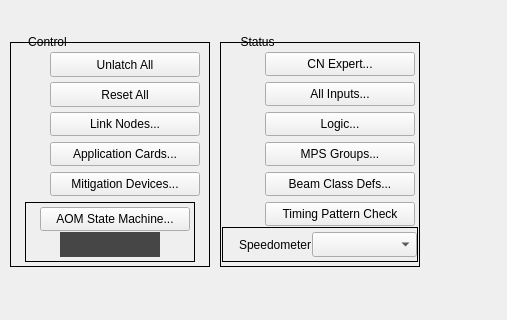
ad-build-test/pydm-mps, file global_main.ui: the form before one commit; both pictures show x 0 to 507 and y 168 to 488 of the 1068 by 488 pixel window.
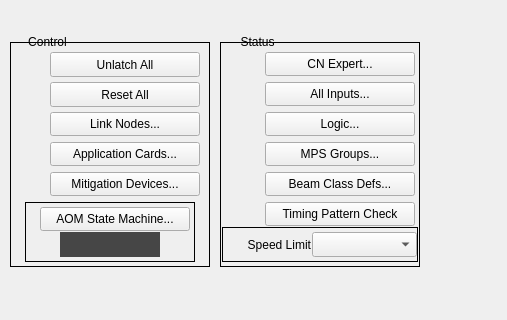
The form after the commit. Custom widgets are drawn as their Qt base class.

Commit message: change speedometer text to speed limit

The edit to the form file:
```diff
--- a/global_main.ui
+++ b/global_main.ui
@@ -874,7 +874,7 @@
       </rect>
      </property>
      <property name="text">
-      <string>Speedometer</string>
+      <string>Speed Limit</string>
      </property>
      <property name="alignment">
       <set>Qt::AlignRight|Qt::AlignTrailing|Qt::AlignVCenter</set>
```
Left out of the diff: 12 changed lines with no effect on the pictures.
